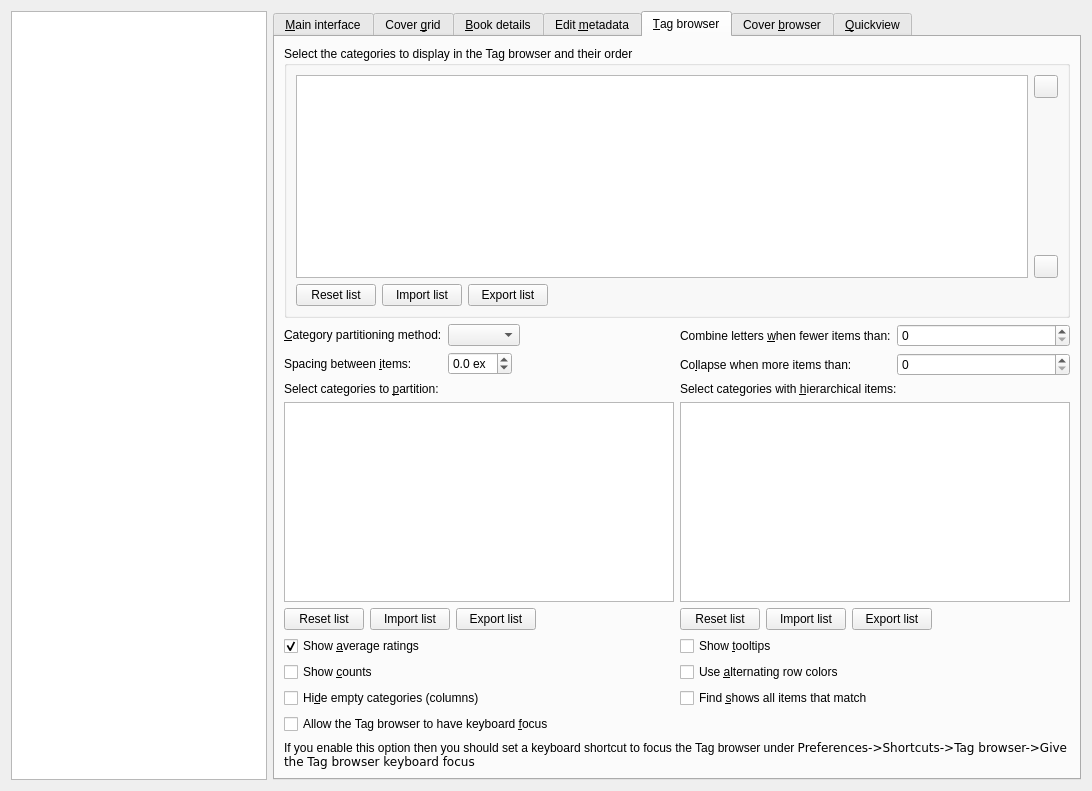
Above: src/calibre/gui2/preferences/look_feel.ui from kovidgoyal/calibre before the change. Below: the same form after it.
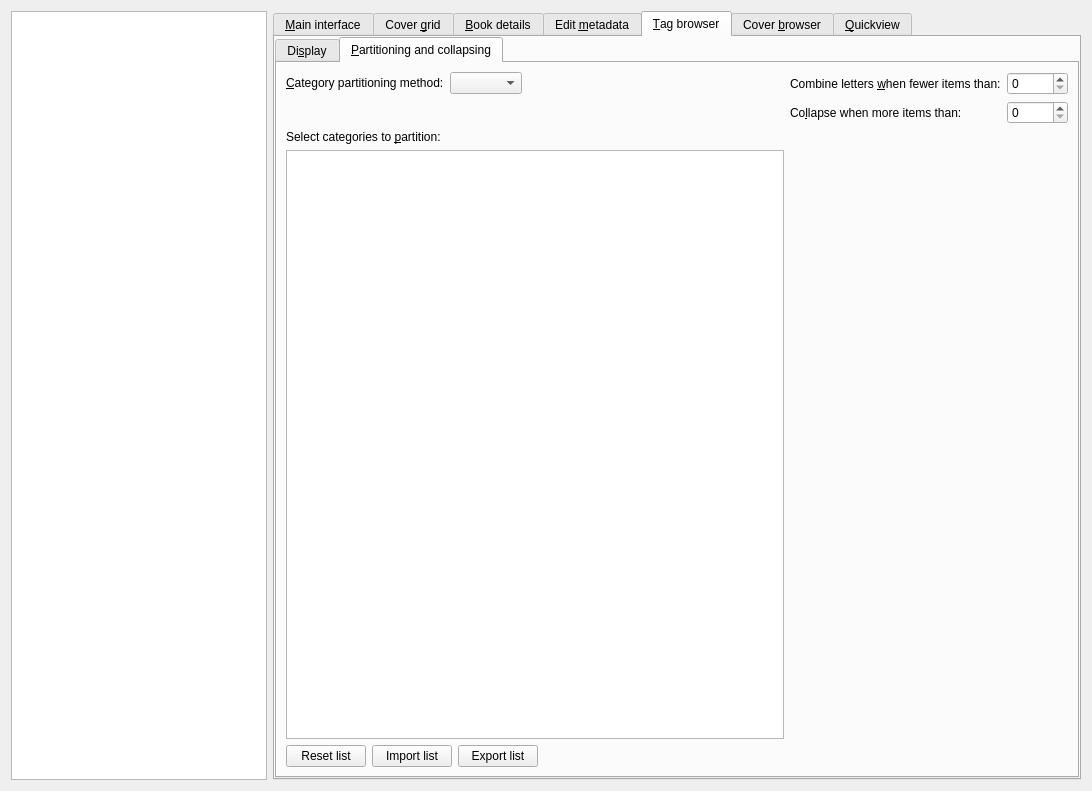
That is the form after the change. The open tabs and pages were chosen to show the change. Icons and pictures are not drawn. Custom widgets are drawn as their Qt base class.

Commit message: Look & feel / Tag browser with 2 sub-tabs

Diff of the .ui file:
```diff
--- a/src/calibre/gui2/preferences/look_feel.ui
+++ b/src/calibre/gui2/preferences/look_feel.ui
@@ -1141,7 +1141,7 @@
        </item>
       </layout>
      </widget>
-     <widget class="QWidget" name="tag_browser_tab">
+     <widget class="QTabWidget" name="tag_browser_tab">
       <attribute name="icon">
        <iconset resource="../../../../resources/images.qrc">
         <normaloff>:/images/tags.png</normaloff>:/images/tags.png</iconset>
@@ -1149,25 +1149,38 @@
       <attribute name="title">
        <string>&amp;Tag browser</string>
       </attribute>
-      <layout class="QVBoxLayout" name="verticalLayout_4">
-       <item>
-        <widget class="QGroupBox" name="groupBox">
-         <property name="title">
-          <string>Select the categories to display in the Tag browser and their order</string>
-         </property>
-         <layout class="QGridLayout" name="gridLayout_3">
-          <item row="4" column="1">
-           <widget class="QToolButton" name="tb_down_button">
+      <widget class="QWidget" name="tb_tab1">
+       <attribute name="title">
+        <string>Di&amp;splay</string>
+       </attribute>
+       <layout class="QGridLayout" name="verticalLayout_42">
+        <item row="0" column="0">
+         <widget class="QLabel">
+          <property name="text">
+           <string>Select the categories to display and their &amp;order</string>
+          </property>
+          <property name="buddy">
+           <cstring>tb_display_order</cstring>
+          </property>
             <property name="toolTip">
-             <string>Move down. User categories and Saved searches cannot be moved</string>
-            </property>
-            <property name="icon">
-             <iconset resource="../../../../resources/images.qrc">
-              <normaloff>:/images/arrow-down.png</normaloff>:/images/arrow-down.png</iconset>
-            </property>
-           </widget>
-          </item>
-          <item row="2" column="1">
+           <string>User categories and Saved searches cannot be moved</string>
+          </property>
+         </widget>
+        </item>
+        <item row="1" column="0" rowspan="3">
+         <widget class="QListView" name="tb_display_order">
+          <property name="minimumSize">
+           <size>
+            <width>0</width>
+            <height>200</height>
+           </size>
+          </property>
+          <property name="alternatingRowColors">
+           <bool>true</bool>
+          </property>
+         </widget>
+        </item>
+        <item row="1" column="1">
            <widget class="QToolButton" name="tb_up_button">
             <property name="toolTip">
              <string>Move up. User categories and Saved searches cannot be moved</string>
@@ -1178,7 +1191,7 @@
             </property>
            </widget>
           </item>
-          <item row="3" column="1">
+        <item row="2" column="1">
            <spacer name="verticalSpacer_5">
             <property name="orientation">
              <enum>Qt::Vertical</enum>
@@ -1191,20 +1204,18 @@
             </property>
            </spacer>
           </item>
-          <item row="2" column="0" rowspan="3">
-           <widget class="QListView" name="tb_display_order">
-            <property name="minimumSize">
-             <size>
-              <width>0</width>
-              <height>200</height>
-             </size>
-            </property>
-            <property name="alternatingRowColors">
-             <bool>true</bool>
+        <item row="3" column="1">
+         <widget class="QToolButton" name="tb_down_button">
+          <property name="toolTip">
+           <string>Move down. User categories and Saved searches cannot be moved</string>
+          </property>
+          <property name="icon">
+           <iconset resource="../../../../resources/images.qrc">
+            <normaloff>:/images/arrow-down.png</normaloff>:/images/arrow-down.png</iconset>
             </property>
            </widget>
           </item>
-          <item row="6" column="0">
+        <item row="4" column="0">
            <layout class="QHBoxLayout" name="horizontalLayout_4">
             <item>
              <widget class="QPushButton" name="tb_reset_layout_button">
@@ -1258,201 +1269,7 @@
             </item>
            </layout>
           </item>
-         </layout>
-        </widget>
-       </item>
-       <item>
-        <layout class="QGridLayout" name="gridLayout_10">
-         <item row="0" column="0">
-          <layout class="QFormLayout" name="formLayout">
-           <property name="fieldGrowthPolicy">
-            <enum>QFormLayout::ExpandingFieldsGrow</enum>
-           </property>
-           <item row="0" column="0">
-            <widget class="QLabel" name="label_9">
-             <property name="text">
-              <string>&amp;Category partitioning method:</string>
-             </property>
-             <property name="buddy">
-              <cstring>opt_tags_browser_partition_method</cstring>
-             </property>
-            </widget>
-           </item>
-           <item row="0" column="1">
-            <widget class="QComboBox" name="opt_tags_browser_partition_method">
-             <property name="toolTip">
-              <string>Choose how Tag browser subcategories are displayed when
-there are more items than the limit. Select by first
-letter to see an A, B, C list. Choose partitioned to
-have a list of fixed-sized groups. Set to disabled
-if you never want subcategories</string>
-             </property>
-            </widget>
-           </item>
-           <item row="1" column="0">
-            <widget class="QLabel" name="label">
-             <property name="text">
-              <string>Spacing between &amp;items:</string>
-             </property>
-             <property name="buddy">
-              <cstring>opt_tag_browser_item_padding</cstring>
-             </property>
-            </widget>
-           </item>
-           <item row="1" column="1">
-            <widget class="QDoubleSpinBox" name="opt_tag_browser_item_padding">
-             <property name="toolTip">
-              <string>The spacing between consecutive items in the Tag browser. In units of (ex) which is the approximate height of the letter 'x' in the currently used font. </string>
-             </property>
-             <property name="suffix">
-              <string> ex</string>
-             </property>
-             <property name="decimals">
-              <number>1</number>
-             </property>
-             <property name="minimum">
-              <double>-1.000000000000000</double>
-             </property>
-             <property name="maximum">
-              <double>2.000000000000000</double>
-             </property>
-             <property name="singleStep">
-              <double>0.100000000000000</double>
-             </property>
-            </widget>
-           </item>
-          </layout>
-         </item>
-         <item row="0" column="1">
-          <layout class="QFormLayout" name="formLayout">
-           <item row="0" column="0">
-            <widget class="QLabel" name="label_10">
-             <property name="text">
-              <string>Combine letters &amp;when fewer items than:</string>
-             </property>
-             <property name="buddy">
-              <cstring>opt_tags_browser_collapse_fl_at</cstring>
-             </property>
-            </widget>
-           </item>
-           <item row="0" column="1">
-            <widget class="QSpinBox" name="opt_tags_browser_collapse_fl_at">
-             <property name="toolTip">
-              <string>If collapsing by first letter, combine adjacent letters together if
-there are fewer items under a letter than specified here. If the partition method is
-not set to first letter, this value is ignored. Set to zero to disable.</string>
-             </property>
-             <property name="maximum">
-              <number>10000</number>
-             </property>
-            </widget>
-           </item>
-           <item row="1" column="0">
-            <widget class="QLabel" name="label_10">
-             <property name="text">
-              <string>Co&amp;llapse when more items than:</string>
-             </property>
-             <property name="buddy">
-              <cstring>opt_tags_browser_collapse_at</cstring>
-             </property>
-            </widget>
-           </item>
-           <item row="1" column="1">
-            <widget class="QSpinBox" name="opt_tags_browser_collapse_at">
-             <property name="toolTip">
-              <string>If a Tag browser category has more than this number of items, it is divided
-up into subcategories. If the partition method is set to disable, this value is ignored.</string>
-             </property>
-             <property name="maximum">
-              <number>10000</number>
-             </property>
-            </widget>
-           </item>
-          </layout>
-         </item>
-         <item row="1" column="0">
-          <widget class="QLabel">
-           <property name="text">
-            <string>Select categories to &amp;partition:</string>
-           </property>
-           <property name="buddy">
-            <cstring>tb_cats_to_partition</cstring>
-           </property>
-           <property name="toolTip">
-            <string>&lt;p&gt;Check the box for categories that are to
-be partitioned using the criteria above. Uncheck the box if you don't want to
-partition a category even if the number of items is larger than
-the value shown above. This option can be used to
-avoid collapsing hierarchical categories that have only
-a few top-level elements.&lt;/p&gt;</string>
-           </property>
-          </widget>
-         </item>
-         <item row="2" column="0">
-          <widget class="QListView" name="tb_cats_to_partition">
-           <property name="minimumSize">
-            <size>
-             <width>0</width>
-             <height>200</height>
-            </size>
-           </property>
-           <property name="alternatingRowColors">
-            <bool>true</bool>
-           </property>
-          </widget>
-         </item>
-         <item row="3" column="0">
-          <layout class="QHBoxLayout" name="horizontalLayout_41">
-           <item>
-            <widget class="QPushButton" name="tb_partition_reset_button">
-             <property name="toolTip">
-              <string>&lt;p&gt;Click this button to reset the list to its default order.&lt;/p&gt;</string>
-             </property>
-             <property name="text">
-              <string>Reset list</string>
-             </property>
-            </widget>
-           </item>
-           <item>
-            <widget class="QPushButton" name="tb_partition_import_layout_button">
-             <property name="toolTip">
-              <string>&lt;p&gt;Click this button to set the list to one
-previously exported. This could be useful if you have several libraries with
-similar structure and you want to use the same for each one.&lt;/p&gt;</string>
-             </property>
-             <property name="text">
-              <string>Import list</string>
-             </property>
-            </widget>
-           </item>
-           <item>
-            <widget class="QPushButton" name="tb_partition_export_layout_button">
-             <property name="toolTip">
-              <string>&lt;p&gt;Click this button to write the current display
-settings to a file. This could be useful if you have several libraries with similar
-structure and you want to use the same for each one.&lt;/p&gt;</string>
-             </property>
-             <property name="text">
-              <string>Export list</string>
-             </property>
-            </widget>
-           </item>
-           <item>
-            <spacer name="horizontalSpacer">
-             <property name="orientation">
-              <enum>Qt::Horizontal</enum>
-             </property>
-             <property name="sizeHint" stdset="0">
-              <size>
-               <width>40</width>
-               <height>20</height>
-              </size>
-             </property>
-            </spacer>
-           </item>
-          </layout>
-         </item>
-         <item row="1" column="1">
+        <item row="0" column="2">
           <widget class="QLabel">
            <property name="text">
             <string>Select categories with &amp;hierarchical items:</string>
@@ -1470,7 +1287,7 @@
            </property>
           </widget>
          </item>
-         <item row="2" column="1">
+        <item row="1" column="2" rowspan="3">
           <widget class="QListView" name="tb_hierarchical_cats">
            <property name="minimumSize">
             <size>
@@ -1483,7 +1300,7 @@
            </property>
           </widget>
          </item>
-         <item row="3" column="1">
+        <item row="4" column="2">
           <layout class="QHBoxLayout" name="horizontalLayout_4">
            <item>
             <widget class="QPushButton" name="tb_hierarchy_reset_layout_button">
@@ -1544,7 +1361,7 @@
            </property>
           </widget>
          </item>
-         <item row="5" column="1">
+        <item row="5" column="2">
           <widget class="QCheckBox" name="opt_tag_browser_show_tooltips">
            <property name="text">
             <string>Show &amp;tooltips</string>
@@ -1563,7 +1380,7 @@
            </property>
           </widget>
          </item>
-         <item row="6" column="1">
+        <item row="6" column="2">
           <widget class="QCheckBox" name="opt_tag_browser_old_look">
            <property name="text">
             <string>Use &amp;alternating row colors</string>
@@ -1579,11 +1396,11 @@
  box will cause these empty categories to be hidden.</string>
            </property>
            <property name="text">
-            <string>Hi&amp;de empty categories (columns)</string>
+           <string>Hide empt&amp;y categories (columns)</string>
            </property>
           </widget>
          </item>
-         <item row="7" column="1">
+        <item row="7" column="2">
           <widget class="QCheckBox" name="opt_tag_browser_always_autocollapse">
            <property name="toolTip">
             <string>When checked, Find in the Tag browser will show all items
@@ -1595,7 +1412,7 @@
            </property>
           </widget>
          </item>
-         <item row="8" column="0" colspan="2">
+        <item row="8" column="0" colspan="3">
           <layout class="QVBoxLayout" name="verticalLayout">
            <item>
             <widget class="QCheckBox" name="opt_tag_browser_allow_keyboard_focus">
@@ -1617,7 +1434,11 @@
               <string notr="true">margin-left: 1.5em</string>
              </property>
              <property name="text">
-              <string>&lt;p style=&quot;text-indent: 2em; font-size:smaller&quot;&gt;If you enable this option then you should set a keyboard shortcut to focus the Tag browser under &lt;code&gt;Preferences-&amp;gt;Shortcuts-&amp;gt;Tag browser-&amp;gt;Give the Tag browser keyboard focus&lt;/code&gt;</string>
+             <string>&lt;p style=&quot;text-indent: 2em; font-size:smaller&quot;&gt;
+If you enable this option then you should set a keyboard shortcut to
+focus the Tag browser under
+&lt;code&gt;Preferences-&amp;gt;Shortcuts-&amp;gt;Tag browser-&amp;gt;Give
+the Tag browser keyboard focus&lt;/code&gt;&lt;/p&gt;</string>
              </property>
              <property name="wordWrap">
               <bool>true</bool>
@@ -1626,9 +1447,217 @@
            </item>
           </layout>
          </item>
+        <item row="10" column="0" colspan="3">
+         <layout class="QFormLayout" name="formLayout">
+          <property name="fieldGrowthPolicy">
+           <enum>QFormLayout::ExpandingFieldsGrow</enum>
+          </property>
+          <item row="1" column="0">
+           <widget class="QLabel" name="label">
+            <property name="text">
+             <string>Spacing between &amp;items:</string>
+            </property>
+            <property name="buddy">
+             <cstring>opt_tag_browser_item_padding</cstring>
+            </property>
+           </widget>
+          </item>
+          <item row="1" column="1">
+           <widget class="QDoubleSpinBox" name="opt_tag_browser_item_padding">
+            <property name="toolTip">
+             <string>&lt;p&gt;The spacing between consecutive items in the Tag browser.
+In units of (ex) which is the approximate height of the letter 'x' in the
+currently used font.&lt;/p&gt;</string>
+            </property>
+            <property name="suffix">
+             <string>ex</string>
+            </property>
+            <property name="decimals">
+             <number>1</number>
+            </property>
+            <property name="minimum">
+             <double>-1.000000000000000</double>
+            </property>
+            <property name="maximum">
+             <double>2.000000000000000</double>
+            </property>
+            <property name="singleStep">
+             <double>0.100000000000000</double>
+            </property>
+           </widget>
+          </item>
         </layout>
        </item>
       </layout>
+      </widget>
+      <widget class="QWidget" name="tb_tab2">
+       <attribute name="title">
+        <string>&amp;Partitioning and collapsing</string>
+       </attribute>
+       <layout class="QVBoxLayout" name="verticalLayout_4">
+        <item>
+         <layout class="QGridLayout" name="gridLayout_10">
+          <item row="0" column="0">
+           <layout class="QFormLayout" name="formLayout">
+            <property name="fieldGrowthPolicy">
+             <enum>QFormLayout::ExpandingFieldsGrow</enum>
+            </property>
+            <item row="0" column="0">
+             <widget class="QLabel" name="label_9">
+              <property name="text">
+               <string>&amp;Category partitioning method:</string>
+              </property>
+              <property name="buddy">
+               <cstring>opt_tags_browser_partition_method</cstring>
+              </property>
+             </widget>
+            </item>
+            <item row="0" column="1">
+             <widget class="QComboBox" name="opt_tags_browser_partition_method">
+              <property name="toolTip">
+               <string>&lt;p&gt;Choose how Tag browser subcategories are displayed when
+there are more items than the limit. Select by first
+letter to see an A, B, C list. Choose partitioned to
+have a list of fixed-sized groups. Set to disabled
+if you never want subcategories&lt;/p&gt;</string>
+              </property>
+             </widget>
+            </item>
+           </layout>
+          </item>
+          <item row="0" column="1">
+           <layout class="QFormLayout" name="formLayout">
+            <item row="0" column="0">
+             <widget class="QLabel" name="label_10">
+              <property name="text">
+               <string>Combine letters &amp;when fewer items than:</string>
+              </property>
+              <property name="buddy">
+               <cstring>opt_tags_browser_collapse_fl_at</cstring>
+              </property>
+             </widget>
+            </item>
+            <item row="0" column="1">
+             <widget class="QSpinBox" name="opt_tags_browser_collapse_fl_at">
+              <property name="toolTip">
+               <string>&lt;p&gt;If collapsing by first letter, combine adjacent letters together if
+there are fewer items under a letter than specified here. If the partition method is
+not set to first letter, this value is ignored. Set to zero to disable.&lt;/p&gt;</string>
+              </property>
+              <property name="maximum">
+               <number>10000</number>
+              </property>
+             </widget>
+            </item>
+            <item row="1" column="0">
+             <widget class="QLabel" name="label_10">
+              <property name="text">
+               <string>Co&amp;llapse when more items than:</string>
+              </property>
+              <property name="buddy">
+               <cstring>opt_tags_browser_collapse_at</cstring>
+              </property>
+             </widget>
+            </item>
+            <item row="1" column="1">
+             <widget class="QSpinBox" name="opt_tags_browser_collapse_at">
+              <property name="toolTip">
+               <string>&lt;p&gt;If a Tag browser category has more than this number of items, it is divided
+up into subcategories. If the partition method is set to disable, this value is ignored.&lt;/p&gt;</string>
+              </property>
+              <property name="maximum">
+               <number>10000</number>
+              </property>
+             </widget>
+            </item>
+           </layout>
+          </item>
+          <item row="1" column="0">
+           <widget class="QLabel">
+            <property name="text">
+             <string>Select categories to &amp;partition:</string>
+            </property>
+            <property name="buddy">
+             <cstring>tb_cats_to_partition</cstring>
+            </property>
+            <property name="toolTip">
+             <string>&lt;p&gt;Check the box for categories that are to
+be partitioned using the criteria above. Uncheck the box if you don't want to
+partition a category even if the number of items is larger than
+the value shown above. This option can be used to
+avoid collapsing hierarchical categories that have only
+a few top-level elements.&lt;/p&gt;</string>
+            </property>
+           </widget>
+          </item>
+          <item row="2" column="0">
+           <widget class="QListView" name="tb_cats_to_partition">
+            <property name="minimumSize">
+             <size>
+              <width>0</width>
+              <height>200</height>
+             </size>
+            </property>
+            <property name="alternatingRowColors">
+             <bool>true</bool>
+            </property>
+           </widget>
+          </item>
+          <item row="3" column="0">
+           <layout class="QHBoxLayout" name="horizontalLayout_41">
+            <item>
+             <widget class="QPushButton" name="tb_partition_reset_button">
+              <property name="toolTip">
+               <string>&lt;p&gt;Click this button to reset the list to its default order.&lt;/p&gt;</string>
+              </property>
+              <property name="text">
+               <string>Reset list</string>
+              </property>
+             </widget>
+            </item>
+            <item>
+             <widget class="QPushButton" name="tb_partition_import_layout_button">
+              <property name="toolTip">
+               <string>&lt;p&gt;Click this button to set the list to one
+previously exported. This could be useful if you have several libraries with
+similar structure and you want to use the same for each one.&lt;/p&gt;</string>
+              </property>
+              <property name="text">
+               <string>Import list</string>
+              </property>
+             </widget>
+            </item>
+            <item>
+             <widget class="QPushButton" name="tb_partition_export_layout_button">
+              <property name="toolTip">
+               <string>&lt;p&gt;Click this button to write the current display
+settings to a file. This could be useful if you have several libraries with similar
+structure and you want to use the same for each one.&lt;/p&gt;</string>
+              </property>
+              <property name="text">
+               <string>Export list</string>
+              </property>
+             </widget>
+            </item>
+            <item>
+             <spacer name="horizontalSpacer">
+              <property name="orientation">
+               <enum>Qt::Horizontal</enum>
+              </property>
+              <property name="sizeHint" stdset="0">
+               <size>
+                <width>40</width>
+                <height>20</height>
+               </size>
+              </property>
+             </spacer>
+            </item>
+           </layout>
+          </item>
+         </layout>
+        </item>
+       </layout>
+      </widget>
      </widget>
      <widget class="QWidget" name="cover_browser_tab">
       <attribute name="icon">
```
Left out of the diff: 53 changed lines with no effect on the pictures. Lines whose indentation alone changed are shown as unchanged.
